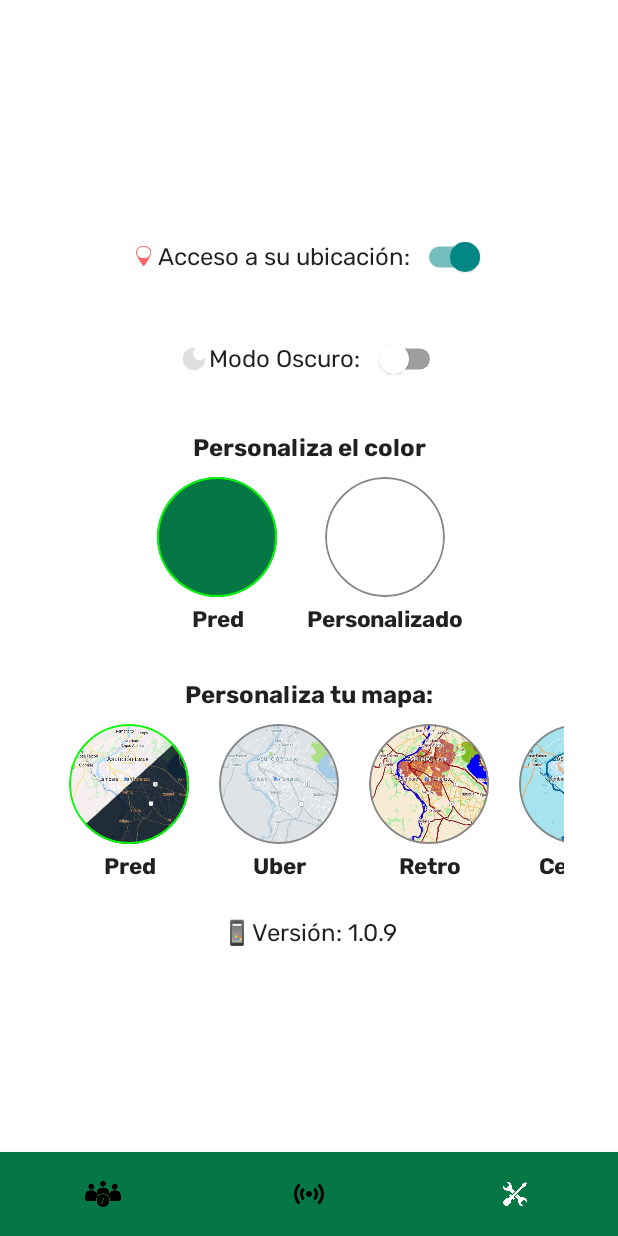
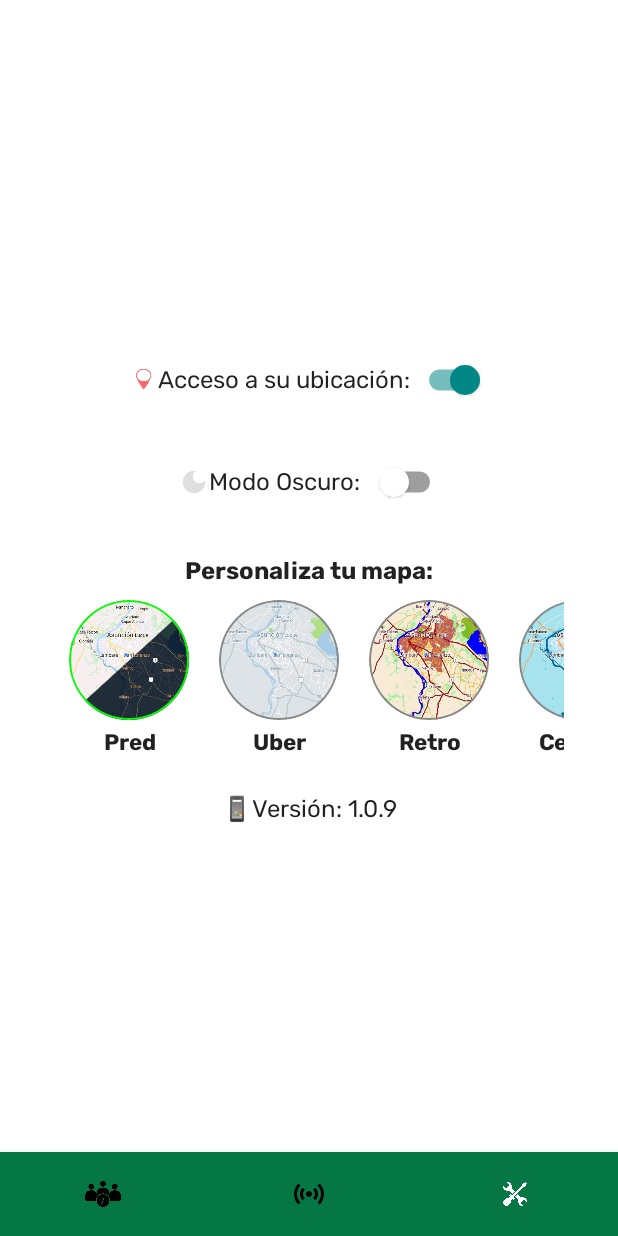
Before and after one commit to LucasGinard/AireLibre-Android, an Android app built with Jetpack Compose: the ConfigFragment screen opened through its navigation route, on a phone screen of 412 x 824 dp. Run offline under Robolectric (Android 15) with nearby library versions, the phone set to English and light mode, and no system bars; our stand-ins replace navigation-ui.

Commit message:
roll back color picker, update play services location

```diff
--- a/app/build.gradle
+++ b/app/build.gradle
@@ -87,14 +87,11 @@ dependencies {
     androidTestImplementation "androidx.compose.ui:ui-test-junit4:$compose_version"
     debugImplementation "androidx.compose.ui:ui-tooling:$compose_version"
     //Location
-    implementation 'com.google.android.gms:play-services-location:19.0.1'
+    implementation 'com.google.android.gms:play-services-location:20.0.0'
     //newSplash
     implementation 'androidx.core:core-splashscreen:1.0.0-rc01'
     //update
     implementation 'com.google.android.play:core-ktx:1.8.1'
-    //Color Picker
-    implementation "com.github.skydoves:colorpicker-compose:1.0.0"
-
 
 
 }
--- a/app/src/main/java/com/lucasginard/airelibre/modules/config/ConfigFragment.kt
+++ b/app/src/main/java/com/lucasginard/airelibre/modules/config/ConfigFragment.kt
@@ -34,17 +34,11 @@ import androidx.compose.ui.unit.sp
 import androidx.core.app.ActivityCompat
 import androidx.fragment.app.Fragment
 import androidx.fragment.app.viewModels
-import androidx.lifecycle.ViewModelProvider
-import com.github.skydoves.colorpicker.compose.ColorEnvelope
-import com.github.skydoves.colorpicker.compose.HsvColorPicker
-import com.github.skydoves.colorpicker.compose.rememberColorPickerController
 import com.lucasginard.airelibre.BuildConfig
 import com.lucasginard.airelibre.R
-import com.lucasginard.airelibre.modules.config.dialogColorPicker.DialogColorPicker
 import com.lucasginard.airelibre.modules.config.listMaps.SelectMapCards
 import com.lucasginard.airelibre.modules.config.ui.theme.AireLibreTheme
 import com.lucasginard.airelibre.modules.config.viewModel.ConfigViewModel
-import com.lucasginard.airelibre.modules.home.view.MainActivity
 import com.lucasginard.airelibre.utils.*
 
 class ConfigFragment: Fragment() {
@@ -149,7 +143,6 @@ class ConfigFragment: Fragment() {
         ) {
             sectionSwitchLocation()
             sectionSwitchTheme()
-            sectionColorPicker()
             SelectMapCards(viewModel,requireContext())
             sectionTextVersion()
             dialogDenyComposable()
@@ -281,101 +274,6 @@ class ConfigFragment: Fragment() {
     }
 
     @Composable
-    fun sectionColorPicker(){
-        var openDialogColor = remember { mutableStateOf(false) }
-        var colorCustom = remember { mutableStateOf(Color(0xFFFFFFFF)) }
-
-        if (openDialogColor.value) {
-            DialogColorPicker(openDialog = openDialogColor,colorCustom,
-                requireActivity() as MainActivity
-            )
-        }
-        Column(
-            modifier = Modifier
-                .padding(16.dp),
-            verticalArrangement = Arrangement.Center,
-            horizontalAlignment = Alignment.CenterHorizontally
-        ) {
-            Text(
-                fontFamily = ComposablesUtils.fonts,
-                fontWeight = FontWeight.Bold,
-                text = "Personaliza el color"
-            )
-            var selectedOption by remember {
-                mutableStateOf("Pred")
-            }
-            val onSelectionChange = { text: String ->
-                selectedOption = text
-            }
-            Row(modifier = Modifier
-                .padding(top = 10.dp)
-                .horizontalScroll(rememberScrollState())
-                .fillMaxWidth()) {
-                Column(
-                    modifier= Modifier.padding(start = 10.dp, end = 10.dp),
-                    verticalArrangement = Arrangement.Center,
-                    horizontalAlignment = Alignment.CenterHorizontally
-                ) {
-                    Image(
-                        painter = painterResource(R.drawable.map_default),
-                        contentDescription = "selectedColor",
-                        contentScale = ContentScale.Crop,
-                        colorFilter = ColorFilter.tint(Color(0xFF047745)),
-                        modifier = Modifier
-                            .size(80.dp)
-                            .clip(CircleShape)
-                            .border(1.dp, if (selectedOption == "Pred") Color.Green else Color.Gray, CircleShape)
-                            .clickable(
-                                onClick = {
-                                    onSelectionChange("Pred")
-                                }
-                            ),
-                    )
-                    Text(
-                        modifier = Modifier.paddingFromBaseline(top = 20.dp),
-                        text = "Pred",
-                        fontFamily = ComposablesUtils.fonts,
-                        fontWeight = FontWeight.Bold,
-                        textAlign = TextAlign.Center,
-                        fontSize = 15.sp
-                    )
-                }
-                Column(
-                    modifier= Modifier.padding(start = 10.dp, end = 10.dp),
-                    verticalArrangement = Arrangement.Center,
-                    horizontalAlignment = Alignment.CenterHorizontally
-                ) {
-                    Image(
-                        painter = painterResource(R.drawable.map_default),
-                        contentDescription = "selectedColor",
-                        contentScale = ContentScale.Crop,
-                        colorFilter = ColorFilter.tint(colorCustom.value),
-                        modifier = Modifier
-                            .size(80.dp)
-                            .clip(CircleShape)
-                            .border(1.dp, if (selectedOption == "Personalizado") Color.Green else Color.Gray, CircleShape)
-                            .clickable(
-                                onClick = {
-                                    openDialogColor.value = true
-                                    onSelectionChange("Personalizado")
-                                }
-                            ),
-                    )
-                    Text(
-                        modifier = Modifier.paddingFromBaseline(top = 20.dp),
-                        text = "Personalizado",
-                        fontFamily = ComposablesUtils.fonts,
-                        fontWeight = FontWeight.Bold,
-                        textAlign = TextAlign.Center,
-                        fontSize = 15.sp
-                    )
-                }
-            }
-        }
-    }
-
-
-    @Composable
     private fun sectionTextVersion(){
         Text(
             text = "${getString(R.string.titleVersion)} ${BuildConfig.VERSION_NAME}",
```
Also changed, not shown: app/src/main/java/com/lucasginard/airelibre/modules/config/dialogColorPicker/DialogColorPicker.kt (deleted, +0 -121 lines).
